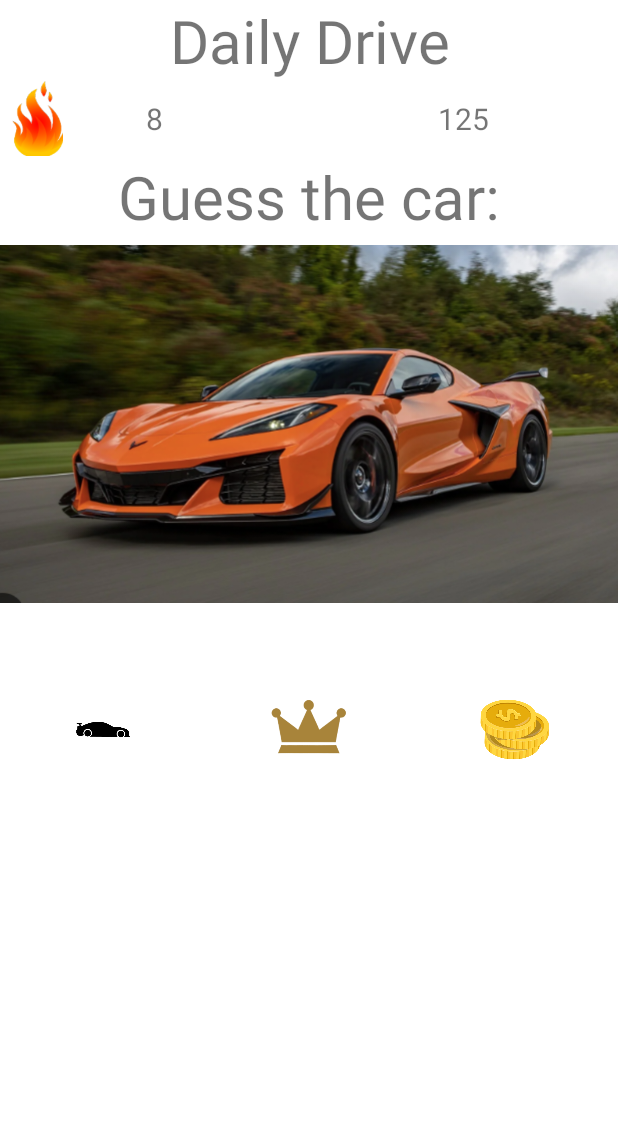
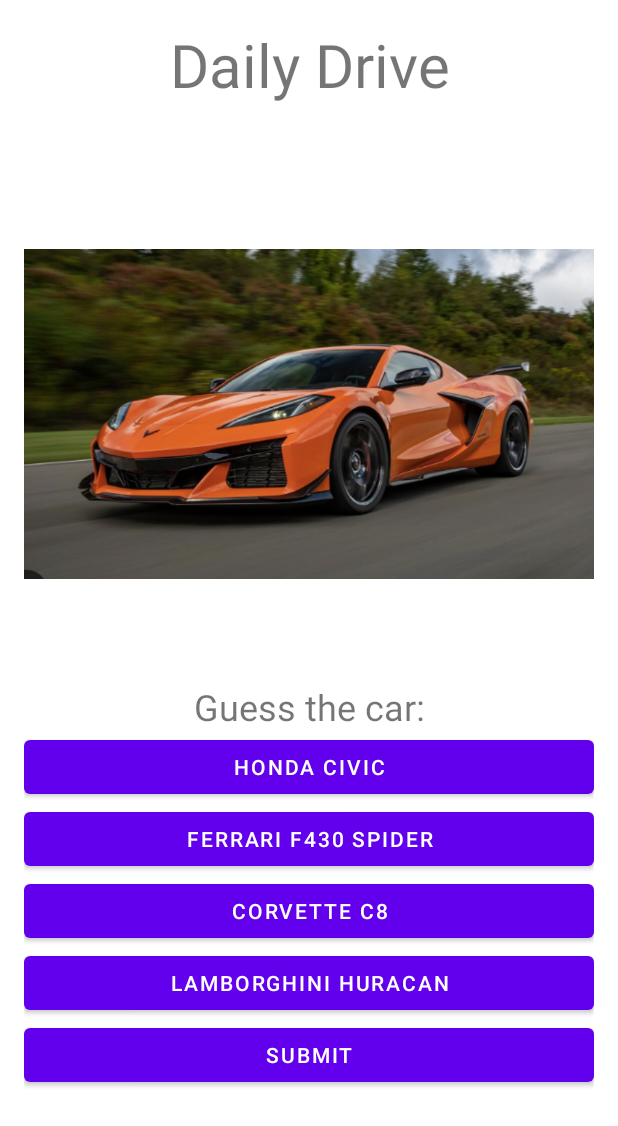
Before and after one commit to Th0masL3/DailyDrive, an Android app built with Jetpack Compose: the layout fragment_game_page.xml on its own in the app's theme, with its tools: preview values and no code run, on a phone screen of 412 x 824 dp. Shown: the top 1126 px of the screen. Run offline under Robolectric (Android 15) with nearby library versions, the phone set to English and light mode, and no system bars.

Commit message:
Game Page Implemented

```diff
--- a/app/src/main/AndroidManifest.xml
+++ b/app/src/main/AndroidManifest.xml
@@ -15,7 +15,7 @@
         <activity
             android:name=".MainPage"
             android:exported="false"
-            android:label="@string/title_activity_main"
+            android:label="@string/fragment_main_page"
             android:theme="@style/Theme.DailyDrive">
             <intent-filter>
                 <action android:name="android.intent.action.MAIN" />
--- a/app/src/main/res/layout/fragment_game_page.xml
+++ b/app/src/main/res/layout/fragment_game_page.xml
@@ -2,21 +2,21 @@
 <LinearLayout xmlns:android="http://schemas.android.com/apk/res/android"
     xmlns:app="http://schemas.android.com/apk/res-auto"
     android:layout_width="match_parent"
-    android:layout_height="wrap_content"
-    android:orientation="vertical">
+    android:layout_height="match_parent"
+    android:orientation="vertical"
+    android:padding="16dp">
 
-    <!-- TODO: Update blank fragment layout -->
     <TextView
         android:id="@+id/DailyDrive"
         android:layout_width="match_parent"
-        android:layout_height="match_parent"
+        android:layout_height="wrap_content"
         android:text="Daily Drive"
         android:textAlignment="center"
         android:textSize="40sp" />
 
     <LinearLayout
         android:layout_width="match_parent"
-        android:layout_height="50sp"
+        android:layout_height="wrap_content"
         android:orientation="horizontal">
 
         <FrameLayout
@@ -24,52 +24,40 @@
             android:layout_height="match_parent"
             android:layout_weight="1">
 
+            <ImageView
+                android:id="@+id/imageDailyScore"
+                android:layout_width="50sp"
+                android:layout_height="match_parent"
+                android:layout_gravity="start"/>
+
             <TextView
                 android:id="@+id/dailyScore"
                 android:layout_width="wrap_content"
                 android:layout_height="wrap_content"
-                android:layout_gravity="clip_horizontal|center"
-                android:text="@string/dailyScore"
+                android:layout_gravity="end|center_vertical"
                 android:textSize="20sp" />
-
-            <ImageView
-                android:id="@+id/imageDailyScore"
-                android:layout_width="50sp"
-                android:layout_height="wrap_content"
-                android:layout_gravity="start"
-                android:src="@drawable/dailyscoreimage" />
         </FrameLayout>
 
         <FrameLayout
             android:layout_width="0dp"
             android:layout_height="match_parent"
-            android:layout_gravity="right"
             android:layout_weight="1">
+
+            <ImageView
+                android:id="@+id/imageCoin"
+                android:layout_width="50sp"
+                android:layout_height="match_parent"
+                android:layout_gravity="end"/>
 
             <TextView
                 android:id="@+id/coinAmount"
                 android:layout_width="wrap_content"
                 android:layout_height="wrap_content"
-                android:layout_gravity="center_horizontal|center_vertical"
-                android:text="@string/coinAmount"
+                android:layout_gravity="start|center_vertical"
                 android:textSize="20sp" />
-
-            <ImageView
-                android:id="@+id/imageCoin"
-                android:layout_width="50sp"
-                android:layout_height="match_parent"
-                android:layout_gravity="right"/>
-            <!--                android:src="@tools:sample/avatars"-->
-            <!--                app:srcCompat="@drawable/coinimage" />-->
         </FrameLayout>
-
     </LinearLayout>
 
-    <FrameLayout
-        android:layout_width="match_parent"
-        android:layout_height="wrap_content">
-
-        <!-- Your ImageView -->
     <ImageView
         android:id="@+id/yourImageView"
         android:layout_width="match_parent"
@@ -77,61 +65,40 @@
         android:src="@drawable/c8" />
 
     <TextView
+        android:id="@+id/questionTextView"
         android:layout_width="match_parent"
-            android:layout_height="match_parent"
+        android:layout_height="wrap_content"
         android:text="Guess the car:"
         android:textAlignment="center"
-            android:textSize="40sp" />
+        android:textSize="24sp" />
 
+    <Button
+        android:id="@+id/answerButton1"
+        android:layout_width="match_parent"
+        android:layout_height="wrap_content"
+        android:text="Honda Civic" />
 
+    <Button
+        android:id="@+id/answerButton2"
+        android:layout_width="match_parent"
+        android:layout_height="wrap_content"
+        android:text="Ferrari F430 Spider" />
 
-    </FrameLayout>
+    <Button
+        android:id="@+id/answerButton3"
+        android:layout_width="match_parent"
+        android:layout_height="wrap_content"
+        android:text="Corvette C8" />
 
-    <LinearLayout
+    <Button
+        android:id="@+id/answerButton4"
         android:layout_width="match_parent"
-        android:layout_height="50sp"
-        android:layout_weight="3"
-        android:orientation="horizontal">
+        android:layout_height="wrap_content"
+        android:text="Lamborghini Huracan" />
 
-        <!-- First Image -->
-        <FrameLayout
+    <Button
+        android:id="@+id/submitButton"
         android:layout_width="match_parent"
-            android:layout_height="match_parent"
-            android:layout_gravity="left"
-            android:layout_weight="1">
-
-            <ImageView
-                android:id="@+id/imageView"
-                android:layout_width="wrap_content"
         android:layout_height="wrap_content"
-                app:srcCompat="@drawable/mainmenucarimage" />
-
-        </FrameLayout>
-
-        <!-- Second Image -->
-        <FrameLayout
-            android:layout_width="match_parent"
-            android:layout_height="match_parent"
-            android:layout_weight="1">
-
-            <ImageView
-                android:id="@+id/imageView2"
-                android:layout_width="wrap_content"
-                android:layout_height="wrap_content"
-                app:srcCompat="@drawable/leaderboardimage" />
-        </FrameLayout>
-
-        <!-- Third Image -->
-        <FrameLayout
-            android:layout_width="match_parent"
-            android:layout_height="match_parent"
-            android:layout_weight="1">
-
-            <ImageView
-                android:id="@+id/imageView3"
-                android:layout_width="wrap_content"
-                android:layout_height="wrap_content"
-                app:srcCompat="@drawable/coinimage" />
-        </FrameLayout>
+        android:text="Submit" />
 </LinearLayout>
-</LinearLayout>
```
Also changed, not shown: app/src/main/java/com/example/dailydrive/Game1.kt (deleted, +0 -74 lines), app/src/main/java/com/example/dailydrive/GamePage.kt (added, +98 -0 lines), app/src/main/res/values/strings.xml (+11 -5 lines). Lines whose indentation alone changed are shown as unchanged.
